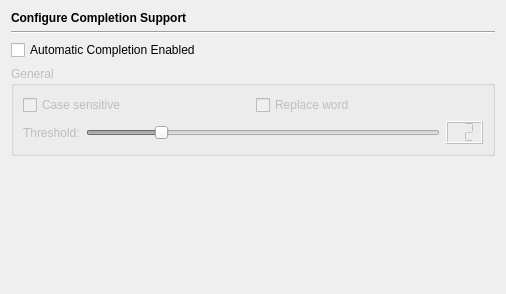
This is Preferences/ConfigurationPages/EditorAutocompletionPage.ui in testmana2/test as Qt 5 draws it before an edit. The edited form follows.
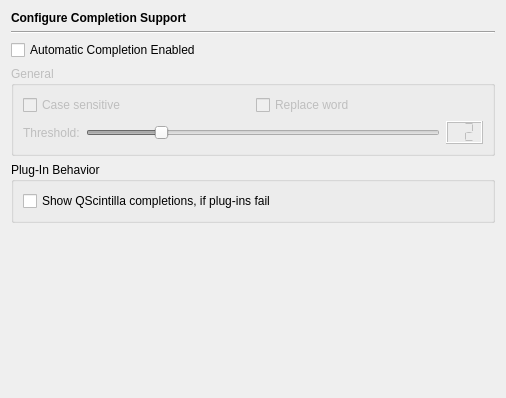
This is the edited form.

Commit message: Added capability to the editor to ask multiple completion list and call-tip providers.

```diff
--- a/Preferences/ConfigurationPages/EditorAutocompletionPage.ui
+++ b/Preferences/ConfigurationPages/EditorAutocompletionPage.ui
@@ -7,10 +7,10 @@
     <x>0</x>
     <y>0</y>
     <width>506</width>
-    <height>294</height>
+    <height>398</height>
    </rect>
   </property>
-  <layout class="QVBoxLayout" name="verticalLayout">
+  <layout class="QVBoxLayout" name="verticalLayout_2">
    <item>
     <widget class="QLabel" name="headerLabel">
      <property name="text">
@@ -122,6 +122,28 @@
      </layout>
     </widget>
    </item>
+   <item>
+    <widget class="QGroupBox" name="groupBox_2">
+     <property name="title">
+      <string>Plug-In Behavior</string>
+     </property>
+     <layout class="QVBoxLayout" name="verticalLayout">
+      <item>
+       <widget class="QCheckBox" name="acScintillaCheckBox">
+        <property name="toolTip">
+         <string>Select to show QScintilla provided completions, if the selected plug-ins fail</string>
+        </property>
+        <property name="whatsThis">
+         <string>Qscintilla provided completions are shown, if this option is enabled and completions shall be provided by plug-ins (see completions sub-page of the plug-in) and the plugin-ins don't deliver any completions.</string>
+        </property>
+        <property name="text">
+         <string>Show QScintilla completions, if plug-ins fail</string>
+        </property>
+       </widget>
+      </item>
+     </layout>
+    </widget>
+   </item>
    <item>
     <spacer>
      <property name="orientation">
```
Left out of the diff: 4 changed lines with no effect on the pictures. The commit also changes 20 other files.
